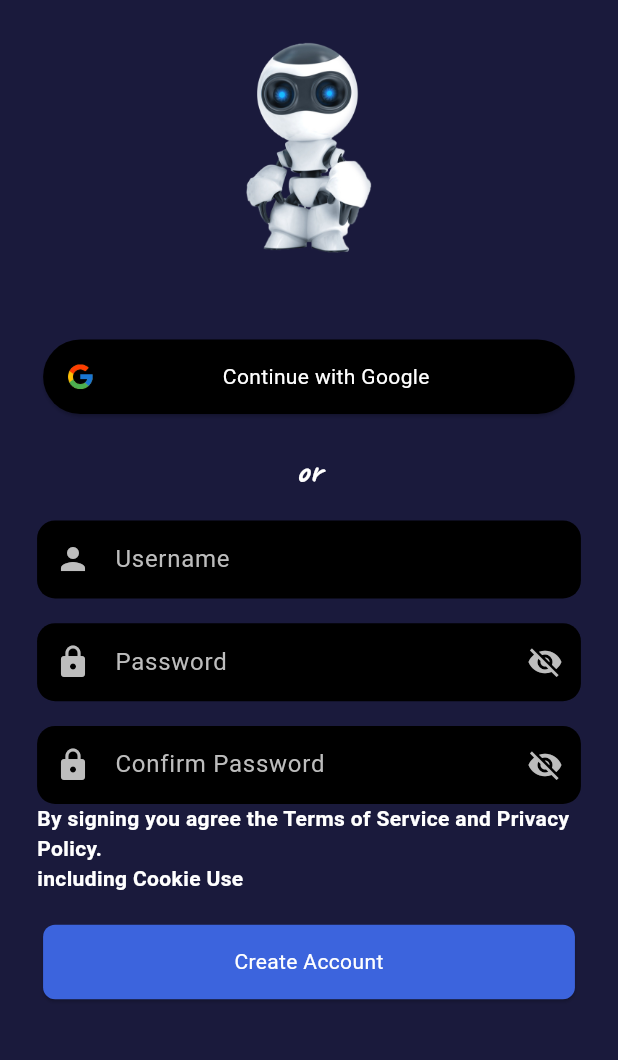
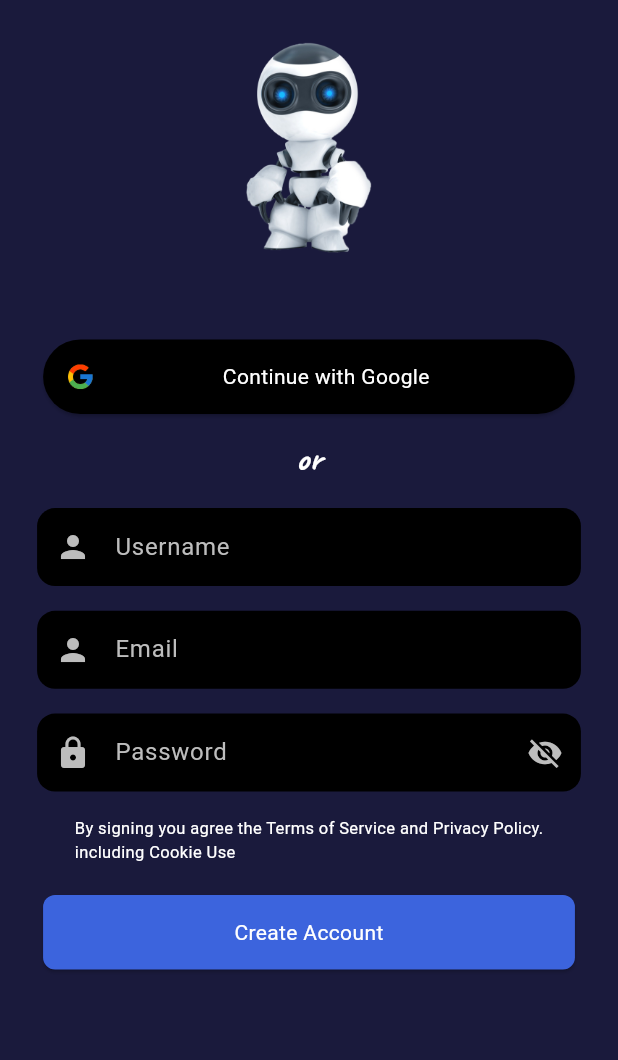
Before and after one commit to DevWahabBaloch/aibuddy, a Flutter app: the SignUpPage screen opened directly, on a phone screen of 412 x 824 dp, the part 113-1173 px from its top. Run offline on Flutter 3.47's test engine with Material 3 defaults, Android fonts, the light colour scheme and no system bars; our stand-ins replace cached_network_image, firebase_auth, firebase_core, get, google_fonts, google_sign_in; accounts and stored records are empty.

Commit message:
TextFields updated

```diff
--- a/lib/features/auth/presentation/widgets/app_text_field.dart
+++ b/lib/features/auth/presentation/widgets/app_text_field.dart
@@ -5,16 +5,20 @@
 
 class AppTextField extends StatelessWidget {
   final Widget _child;
-  AppTextField({super.key, required String hintText, final TextEditingController? controller})
+  AppTextField(
+      {super.key, required String hintText, final TextEditingController? controller, final String? Function(String?)? validator})
       : _child = _UsernameTextField(
           hintText: hintText,
           controller: controller,
+          validator: validator,
         );
 
-  AppTextField.password({super.key, required String hintText, final TextEditingController? controller})
+  AppTextField.password(
+      {super.key, required String hintText, final TextEditingController? controller, final String? Function(String?)? validator})
       : _child = _PasswordTextField(
           hintText: hintText,
           controller: controller,
+          validator: validator,
         );
 
   @override
@@ -26,10 +30,12 @@
 class _UsernameTextField extends StatelessWidget {
   final String hintText;
   final TextEditingController? controller;
+  final String? Function(String?)? validator;
 
   const _UsernameTextField({
     required this.hintText,
     this.controller,
+    this.validator,
   });
 
   @override
@@ -37,6 +43,7 @@
     return TextFormField(
       onTapOutside: (event) => FocusManager.instance.primaryFocus!.unfocus(),
       controller: controller,
+      validator: validator,
       keyboardType: TextInputType.text,
       style: const TextStyle(
         color: AppColors.secondary,
@@ -67,10 +74,12 @@
 class _PasswordTextField extends StatelessWidget {
   final String hintText;
   final TextEditingController? controller;
+  final String? Function(String?)? validator;
 
   const _PasswordTextField({
     required this.hintText,
     this.controller,
+    this.validator,
   });
 
   @override
@@ -79,6 +88,7 @@
     return Obx(() => TextFormField(
           onTapOutside: (event) => FocusManager.instance.primaryFocus!.unfocus(),
           controller: controller,
+          validator: validator,
           obscureText: passwordController.isObscure.value,
           keyboardType: TextInputType.text,
           style: const TextStyle(
--- a/lib/features/auth/sign_up_page/presentation/pages/sign_up_page.dart
+++ b/lib/features/auth/sign_up_page/presentation/pages/sign_up_page.dart
@@ -1,6 +1,8 @@
 import 'dart:developer';
 
 import 'package:aibuddy/core/constants/app_colors.dart';
+import 'package:aibuddy/core/extentions/validator_ext.dart';
+import 'package:aibuddy/core/mixin/validator.dart';
 import 'package:aibuddy/features/auth/presentation/controllers/auth_controller.dart';
 import 'package:aibuddy/features/auth/presentation/widgets/app_button.dart';
 import 'package:aibuddy/features/auth/presentation/widgets/app_text_field.dart';
@@ -10,11 +12,21 @@
 import 'package:get/get.dart';
 import 'package:google_fonts/google_fonts.dart';
 
-// ignore: must_be_immutable
-class SignUpPage extends StatelessWidget {
-  SignUpPage({super.key});
+class SignUpPage extends StatefulWidget {
+  const SignUpPage({super.key});
 
+  @override
+  State<SignUpPage> createState() => _SignUpPageState();
+}
+
+class _SignUpPageState extends State<SignUpPage> with Validator {
   AuthController authController = Get.find<AuthController>();
+
+  final TextEditingController userNameController = TextEditingController();
+  final TextEditingController emailController = TextEditingController();
+  final TextEditingController passwordController = TextEditingController();
+
+  final GlobalKey<FormState> _formKey = GlobalKey<FormState>();
 
   @override
   Widget build(BuildContext context) {
@@ -26,6 +38,8 @@
       body: Center(
         child: Padding(
           padding: EdgeInsets.only(left: width * 0.06, right: width * 0.06, top: height * 0.05),
+          child: Form(
+            key: _formKey,
             child: Column(
               children: [
                 Text(
@@ -61,7 +75,7 @@
                   ),
                   title: 'Continue with Google',
                 ),
-              SizedBox(height: height * 0.02),
+                SizedBox(height: height * 0.01),
                 Text(
                   'or',
                   style: GoogleFonts.caveat(
@@ -72,27 +86,37 @@
                 ),
                 SizedBox(height: height * 0.02),
                 AppTextField(
+                  controller: userNameController,
                   hintText: 'Username',
                 ),
                 SizedBox(height: height * 0.02),
-              AppTextField.password(
-                hintText: 'Password',
+                AppTextField(
+                  hintText: 'Email',
+                  validator: (value) {
+                    String? emailValidation = value?.emailValidation;
+                    if (emailValidation != null) {
+                      return emailValidation;
+                    }
+                    return null;
+                  },
+                  controller: emailController,
                 ),
                 SizedBox(height: height * 0.02),
                 AppTextField.password(
-                hintText: 'Confirm Password',
+                  controller: passwordController,
+                  hintText: 'Password',
+                  validator: passwordValidator,
                 ),
+                SizedBox(height: height * 0.02),
                 Text(
                   'By signing you agree the Terms of Service and Privacy Policy.\nincluding Cookie Use',
-                style: GoogleFonts.roboto(
-                  color: AppColors.secondary,
-                  fontWeight: FontWeight.bold,
-                ),
+                  style: GoogleFonts.roboto(color: AppColors.secondary, fontSize: 11),
                 ),
                 SizedBox(height: height * 0.02),
                 AppButton(
                   onPressed: () {
                     log('Sign In button pressed');
+                    _formKey.currentState!.validate();
                   },
                   buttonColor: AppColors.buttonColor,
                   title: 'Create Account',
@@ -101,6 +125,7 @@
             ),
           ),
         ),
+      ),
     );
   }
 }
```
Also changed, not shown: lib/features/auth/presentation/pages/auth_page.dart (+34 -10 lines). Lines whose indentation alone changed are shown as unchanged.
